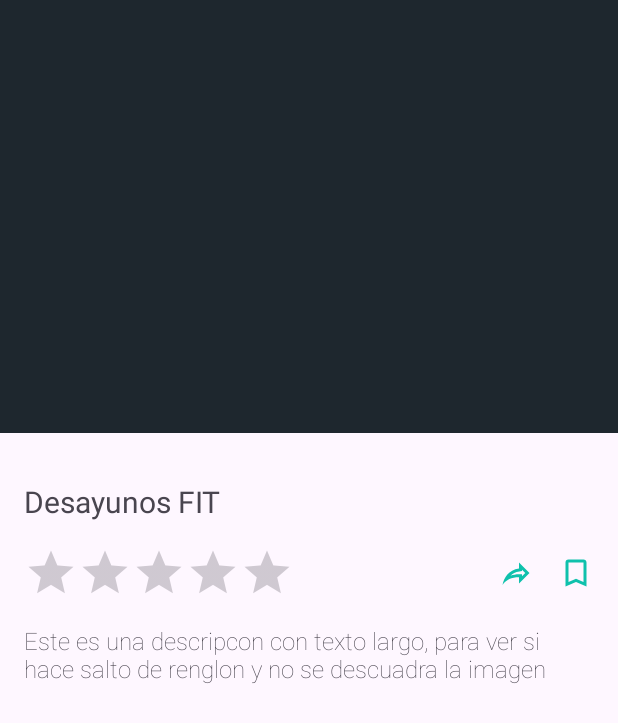
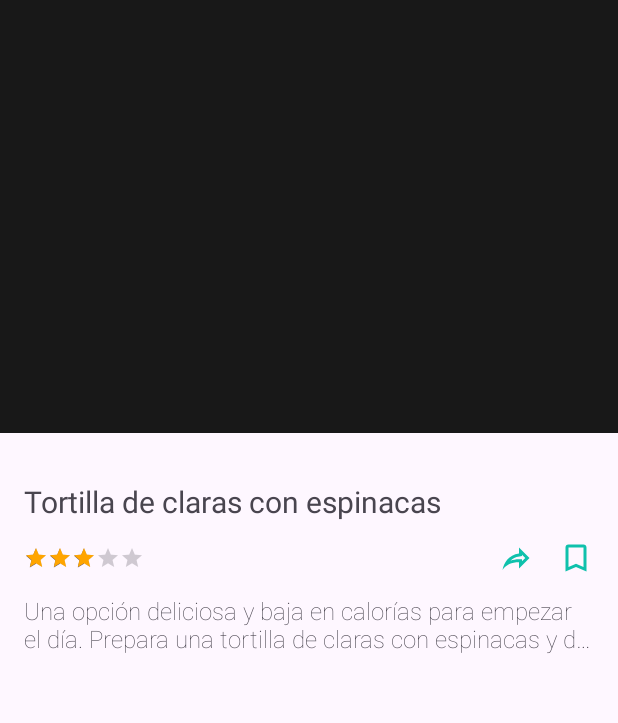
Before and after one commit to oswaldo89/Recetas-MVVM-Clean, an Android app: the HomeFragment screen opened directly, with no data from a screen before it, after a tap on an icon or button, on a phone screen of 412 x 824 dp. Shown: the top 723 px of the screen. Run offline under Robolectric (Android 15) with nearby library versions, the phone set to English and light mode, and no system bars; our stand-ins replace Dagger/Hilt's generated code; pictures from the network do not load; Roboto replaces fonts that are not available here.

```diff
--- a/app/build.gradle.kts
+++ b/app/build.gradle.kts
@@ -3,6 +3,7 @@ plugins {
     id("org.jetbrains.kotlin.android")
     kotlin("kapt")
     id("com.google.dagger.hilt.android")
+    id("kotlin-parcelize")
 }
 
 android {
--- a/app/src/main/java/com/recetasyape/app/modules/detail/presentation/DetailFragment.kt
+++ b/app/src/main/java/com/recetasyape/app/modules/detail/presentation/DetailFragment.kt
@@ -6,6 +6,9 @@ import android.view.View
 import android.view.ViewGroup
 import androidx.fragment.app.Fragment
 import com.recetasyape.app.databinding.FragmentDetailBinding
+import com.recetasyape.app.modules.home.data.dto.Recipe
+import com.recetasyape.app.utils.extension_functions.loadUrl
+import com.recetasyape.app.utils.extension_functions.parcelable
 
 
 class DetailFragment : Fragment() {
@@ -15,6 +18,24 @@ class DetailFragment : Fragment() {
 
     override fun onCreateView(inflater: LayoutInflater, container: ViewGroup?, savedInstanceState: Bundle?): View? {
         _binding = FragmentDetailBinding.inflate(inflater, container, false)
+        setData()
+
+        binding.apply {
+            ratingBar.rating = 3f;
+        }
+
         return binding.root
     }
+
+
+    private fun setData() {
+        arguments?.parcelable<Recipe>("data")?.apply {
+            val item = this
+            binding.apply {
+                imageBanner.loadUrl(requireContext(), item.imageUrl)
+                title.text = item.title
+                description.text = item.description
+            }
+        }
+    }
 }
--- a/app/src/main/java/com/recetasyape/app/modules/home/data/dto/Location.kt
+++ b/app/src/main/java/com/recetasyape/app/modules/home/data/dto/Location.kt
@@ -1,9 +1,12 @@
 package com.recetasyape.app.modules.home.data.dto
 
 
+import android.os.Parcelable
 import com.google.gson.annotations.SerializedName
+import kotlinx.parcelize.Parcelize
 
-data class Location(
+@Parcelize
+class Location(
     @SerializedName("latitude") val latitude: Double,
     @SerializedName("longitude") val longitude: Double
-)
+) : Parcelable
--- a/app/src/main/java/com/recetasyape/app/modules/home/data/dto/Recipe.kt
+++ b/app/src/main/java/com/recetasyape/app/modules/home/data/dto/Recipe.kt
@@ -1,9 +1,12 @@
 package com.recetasyape.app.modules.home.data.dto
 
 
+import android.os.Parcelable
 import com.google.gson.annotations.SerializedName
+import kotlinx.parcelize.Parcelize
 
-data class Recipe(
+@Parcelize
+class Recipe(
     @SerializedName("id") val id: Int,
     @SerializedName("title") val title: String,
     @SerializedName("description") val description: String,
@@ -13,4 +16,4 @@ data class Recipe(
     @SerializedName("calories") val calories: Int,
     @SerializedName("image_url") val imageUrl: String,
     @SerializedName("location") val location: Location,
-)
+) : Parcelable
--- a/app/src/main/java/com/recetasyape/app/modules/home/presentation/HomeFragment.kt
+++ b/app/src/main/java/com/recetasyape/app/modules/home/presentation/HomeFragment.kt
@@ -60,7 +60,7 @@ class HomeFragment : Fragment(), ICategoryEvent {
             OneTimeEventObserver {
                 when (it) {
                     is HomeViewModel.Navigation.GoToDetail -> {
-                        requireActivity().supportFragmentManager.hideAndAddFragment(R.id.nav_host_fragment, DetailFragment())
+                        requireActivity().supportFragmentManager.hideAndAddFragment(R.id.nav_host_fragment, DetailFragment(), dataObject = it.recipe)
                     }
                 }
             }
--- /dev/null
+++ b/app/src/main/java/com/recetasyape/app/utils/extension_functions/BundleExt.kt
@@ -0,0 +1,10 @@
+package com.recetasyape.app.utils.extension_functions
+
+import android.os.Build.VERSION.SDK_INT
+import android.os.Bundle
+import android.os.Parcelable
+
+inline fun <reified T : Parcelable> Bundle.parcelable(key: String): T? = when {
+    SDK_INT >= 33 -> getParcelable(key, T::class.java)
+    else -> @Suppress("DEPRECATION") getParcelable(key) as? T
+}
--- a/app/src/main/java/com/recetasyape/app/utils/extension_functions/Fragmentmanager.kt
+++ b/app/src/main/java/com/recetasyape/app/utils/extension_functions/FragmentmanagerExt.kt
@@ -1,14 +1,23 @@
 package com.recetasyape.app.utils.extension_functions
 
+import android.os.Bundle
+import android.os.Parcelable
 import androidx.fragment.app.Fragment
 import androidx.fragment.app.FragmentManager
 
-fun FragmentManager.hideAndAddFragment(containerId: Int, fragment: Fragment, tag: String? = null) {
+fun FragmentManager.hideAndAddFragment(containerId: Int, fragment: Fragment, tag: String? = null, dataObject: Parcelable? = null) {
     val currentFragment = findFragmentById(containerId)
     if (currentFragment != null) {
         val transaction = beginTransaction()
         transaction.hide(currentFragment)
         transaction.add(containerId, fragment, tag)
+
+        if (dataObject != null) {
+            val bundle = Bundle()
+            bundle.putParcelable("data", dataObject)
+            fragment.arguments = bundle
+        }
+
         transaction.addToBackStack(null)
         transaction.commit()
     }
--- a/app/src/main/res/layout/fragment_detail.xml
+++ b/app/src/main/res/layout/fragment_detail.xml
@@ -50,10 +50,11 @@
 
         <RatingBar
             android:id="@+id/ratingBar"
-            style="?android:attr/ratingBarStyleIndicator"
+            style="?android:attr/ratingBarStyleSmall"
             android:layout_width="wrap_content"
             android:layout_height="wrap_content"
             android:layout_marginTop="@dimen/normal_100"
+            android:progressTint="@color/bg_rating_progress"
             app:layout_constraintStart_toStartOf="parent"
             app:layout_constraintTop_toBottomOf="@+id/title" />
 
--- a/app/src/main/res/values/colors.xml
+++ b/app/src/main/res/values/colors.xml
@@ -6,4 +6,6 @@
 
     <color name="colorPrimary">#641B71</color>
     <color name="colorSecondary">#0FC1AC</color>
+
+    <color name="bg_rating_progress">#FFA500</color>
 </resources>
```
Also changed, not shown: app/src/main/java/com/recetasyape/app/utils/extension_functions/ImageViewExt.kt (renamed from app/src/main/java/com/recetasyape/app/utils/extension_functions/ImageView.kt).
